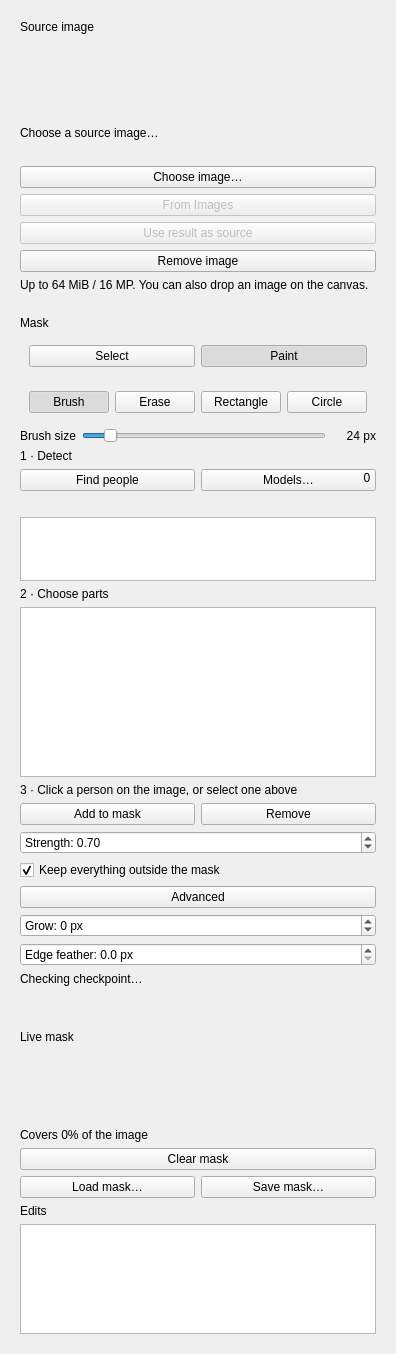
Before: the Qt Designer form src/dtflow/ui/forms/inpaint_editor.ui in djebaz/dtflow, drawn with Qt 5.
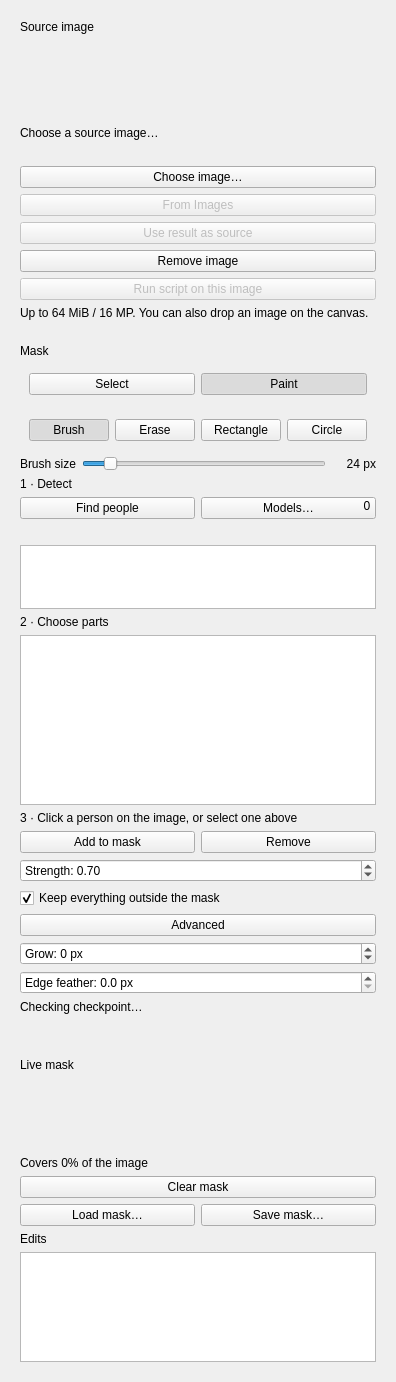
After: the same form once the commit is applied.

Commit message: WIP: native Generate Scripts mode Qt views, editor and offline states (#201)

The edit to the form file:
```diff
--- a/src/dtflow/ui/forms/inpaint_editor.ui
+++ b/src/dtflow/ui/forms/inpaint_editor.ui
@@ -14,6 +14,7 @@
      <item><widget class="QPushButton" name="fromImagesButton"><property name="text"><string>From Images</string></property><property name="enabled"><bool>false</bool></property><property name="toolTip"><string>In Images, select a saved image and press Edit image.</string></property></widget></item>
      <item><widget class="QPushButton" name="useResultButton"><property name="text"><string>Use result as source</string></property><property name="enabled"><bool>false</bool></property><property name="toolTip"><string>Load the latest saved result as the new source, to keep editing it. The mask and Undo history are discarded.</string></property></widget></item>
      <item><widget class="QPushButton" name="removeSourceButton"><property name="text"><string>Remove image</string></property></widget></item>
+     <item><widget class="QPushButton" name="runScriptOnImageButton"><property name="text"><string>Run script on this image</string></property><property name="toolTip"><string>Open a detached image/mask snapshot in the offline Scripts preview. No script runs and nothing is submitted.</string></property><property name="enabled"><bool>false</bool></property></widget></item>
      <item><widget class="QLabel" name="sourceLimits"><property name="text"><string>Up to 64 MiB / 16 MP. You can also drop an image on the canvas.</string></property><property name="wordWrap"><bool>true</bool></property><property name="textRole" stdset="0"><string>secondary</string></property></widget></item>
     </layout>
    </widget></item>
```
The commit also changes 32 other files.
